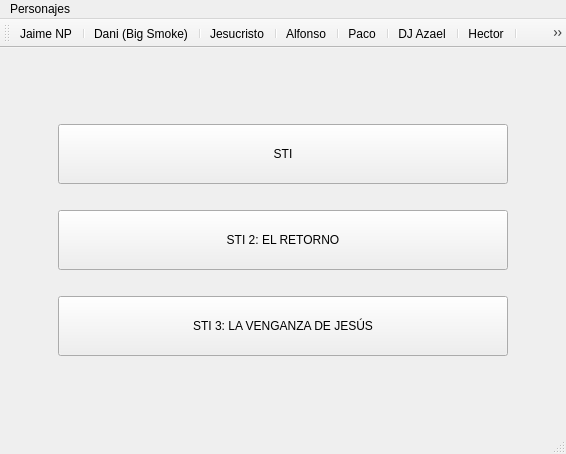
Old version of the form mainwindow.ui in the repository LORJIM/STI_The_Complete_Saga.
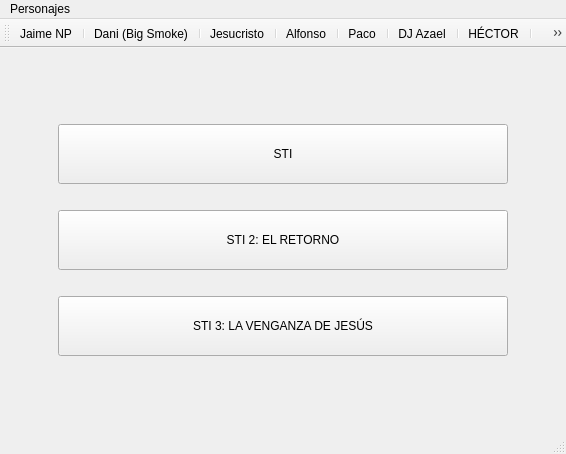
New version of the form. Icons and pictures are not drawn.

Diff of the .ui file:
```diff
--- a/mainwindow.ui
+++ b/mainwindow.ui
@@ -319,7 +319,7 @@
      <normaloff>:/icons/hector_Nyt_icon.ico</normaloff>:/icons/hector_Nyt_icon.ico</iconset>
    </property>
    <property name="text">
-    <string>Hector</string>
+    <string>HÉCTOR</string>
    </property>
    <property name="toolTip">
     <string>Héctor</string>
```
Left out of the diff: 2 changed lines with no effect on the pictures.
